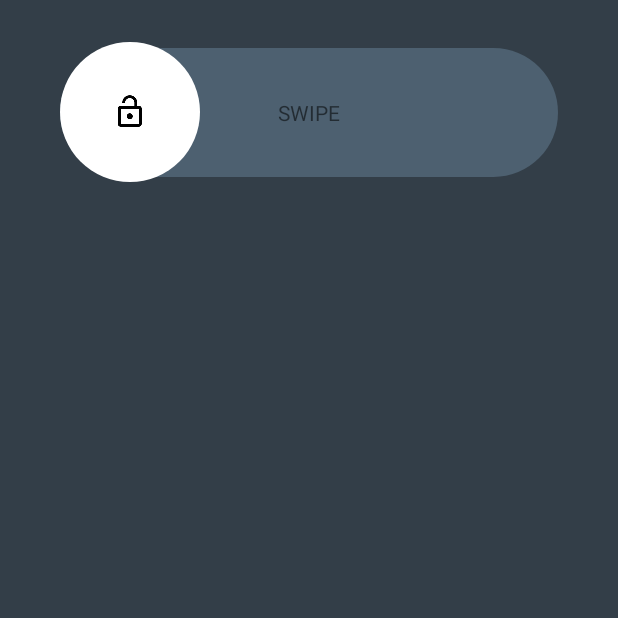
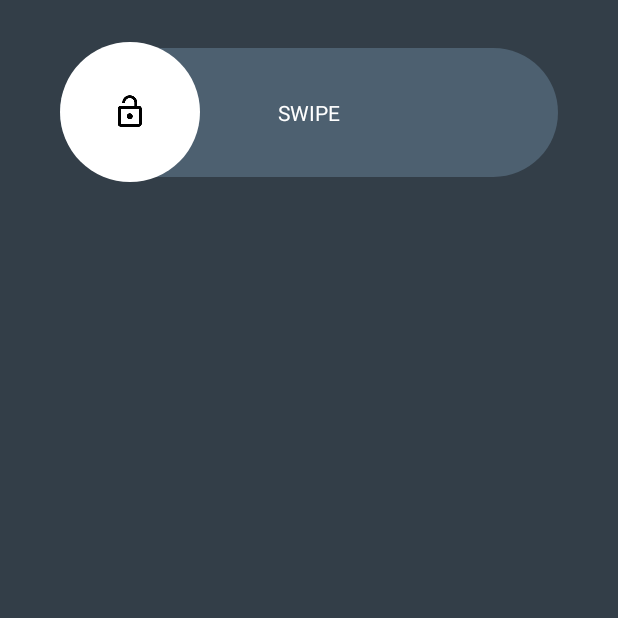
Before and after one commit to ebanx/swipe-button, an Android app: the screen it shows after launch (MainActivity), on a phone screen of 412 x 824 dp, the top half of it. Run offline under Robolectric (Android 15) with nearby library versions, the phone set to English and light mode, and no system bars.

Commit message:
Adding customizing fields

```diff
--- a/app/src/main/res/layout/content_main.xml
+++ b/app/src/main/res/layout/content_main.xml
@@ -1,21 +1,25 @@
 <?xml version="1.0" encoding="utf-8"?>
-<LinearLayout
-    xmlns:android="http://schemas.android.com/apk/res/android"
+<LinearLayout xmlns:android="http://schemas.android.com/apk/res/android"
     xmlns:tools="http://schemas.android.com/tools"
     android:layout_width="match_parent"
     android:layout_height="match_parent"
+    xmlns:app="http://schemas.android.com/apk/res-auto"
     android:orientation="vertical"
     tools:context=".MainActivity"
     tools:showIn="@layout/activity_main"
     android:background="#333E48"
     android:padding="20dp">
 
-
     <com.ebanx.swipebtn.SwipeButton
         android:layout_width="match_parent"
         android:layout_height="110dp"
         android:layout_marginStart="20dp"
         android:layout_marginEnd="20dp"
+        app:inner_text="SWIPE"
+        app:inner_text_color="@android:color/white"
+        app:inner_text_size="14sp"
+        app:button_image_disabled="@drawable/ic_lock_open_black_24dp"
+        app:button_image_enabled="@drawable/ic_lock_outline_black_24dp"
         />
 
 </LinearLayout>
--- /dev/null
+++ b/swipe-button/src/main/java/com/ebanx/swipebtn/DimentionUtils.java
@@ -0,0 +1,16 @@
+package com.ebanx.swipebtn;
+
+import android.content.Context;
+import android.util.TypedValue;
+
+public class DimentionUtils {
+
+    public static int convertSpToPixels(float sp, Context context) {
+        int px = (int) TypedValue.applyDimension(TypedValue.COMPLEX_UNIT_SP, sp, context.getResources().getDisplayMetrics());
+        return px;
+    }
+
+    public static float converPixelsToSp(float px, Context context) {
+        return px / context.getResources().getDisplayMetrics().scaledDensity;
+    }
+}
--- a/swipe-button/src/main/java/com/ebanx/swipebtn/SwipeButton.java
+++ b/swipe-button/src/main/java/com/ebanx/swipebtn/SwipeButton.java
@@ -6,7 +6,10 @@ import android.animation.AnimatorSet;
 import android.animation.ObjectAnimator;
 import android.animation.ValueAnimator;
 import android.content.Context;
+import android.content.res.TypedArray;
 import android.graphics.Canvas;
+import android.graphics.Color;
+import android.graphics.drawable.Drawable;
 import android.support.v4.content.ContextCompat;
 import android.util.AttributeSet;
 import android.util.Log;
@@ -33,34 +36,34 @@ public class SwipeButton extends RelativeLayout {
     private int initialButtonWidth;
     private TextView centerText;
 
-    private boolean first = true;
+    private Drawable disabledDrawable;
+    private Drawable enabledDrawable;
 
     public SwipeButton(Context context) {
         super(context);
 
-        init(context);
+        init(context, null, -1, -1);
     }
 
     public SwipeButton(Context context, AttributeSet attrs) {
         super(context, attrs);
 
-        init(context);
+        init(context, attrs, -1, -1);
     }
 
     public SwipeButton(Context context, AttributeSet attrs, int defStyleAttr) {
         super(context, attrs, defStyleAttr);
 
-        init(context);
+        init(context, attrs, defStyleAttr, -1);
     }
 
     public SwipeButton(Context context, AttributeSet attrs, int defStyleAttr, int defStyleRes) {
         super(context, attrs, defStyleAttr, defStyleRes);
 
-        init(context);
+        init(context, attrs, defStyleAttr, defStyleRes);
     }
 
-
-    private void init(Context context){
+    private void init(Context context, AttributeSet attrs, int defStyleAttr, int defStyleRes){
         RelativeLayout view = new RelativeLayout(context);
         view.setBackground(ContextCompat.getDrawable(context, R.drawable.shape_rounded));
 
@@ -74,7 +77,6 @@ public class SwipeButton extends RelativeLayout {
 
         final TextView centerText = new TextView(context);
         this.centerText = centerText;
-        centerText.setText("SWIPE");
         centerText.setGravity(Gravity.CENTER);
         centerText.setPadding(0, 50, 0, 50);
 
@@ -89,8 +91,6 @@ public class SwipeButton extends RelativeLayout {
 
         final ImageView swipeButton = new ImageView(context);
 
-        swipeButton.setImageDrawable(ContextCompat.getDrawable(getContext(), R.drawable.ic_lock_open_black_24dp));
-
         swipeButton.setBackground(ContextCompat.getDrawable(context, R.drawable.shape_button));
         swipeButton.setPadding(52, 52, 52, 52);
         swipeButton.setClickable(false);
@@ -104,10 +104,38 @@ public class SwipeButton extends RelativeLayout {
         layoutParamsButton.addRule(RelativeLayout.ALIGN_PARENT_LEFT, RelativeLayout.TRUE);
         layoutParamsButton.addRule(RelativeLayout.CENTER_VERTICAL, RelativeLayout.TRUE);
 
-
         addView(swipeButton, layoutParamsButton);
 
-        setOnTouchListener(new OnTouchListener() {
+        if (attrs != null && defStyleAttr == -1 && defStyleRes == -1) {
+            TypedArray typedArray = context.obtainStyledAttributes(attrs, R.styleable.SwipeButton,
+                    defStyleAttr, defStyleRes);
+
+            centerText.setText(typedArray.getText(R.styleable.SwipeButton_inner_text));
+            centerText.setTextColor(typedArray.getColor(R.styleable.SwipeButton_inner_text_color,
+                    Color.WHITE));
+
+            float textSize = DimentionUtils.converPixelsToSp(
+                    typedArray.getDimension(R.styleable.SwipeButton_inner_text_size, 0), context);
+
+            if (textSize != 0) {
+                centerText.setTextSize(textSize);
+            } else {
+                centerText.setTextSize(12);
+            }
+
+            disabledDrawable = typedArray.getDrawable(R.styleable.SwipeButton_button_image_disabled);
+            enabledDrawable = typedArray.getDrawable(R.styleable.SwipeButton_button_image_enabled);
+
+            swipeButton.setImageDrawable(disabledDrawable);
+
+            typedArray.recycle();
+        }
+
+        setOnTouchListener(getButtonTouchListener());
+    }
+
+    private OnTouchListener getButtonTouchListener() {
+        return new OnTouchListener() {
             @Override
             public boolean onTouch(View v, MotionEvent event) {
                 switch (event.getAction()) {
@@ -127,7 +155,7 @@ public class SwipeButton extends RelativeLayout {
                             swipeButton.setX(event.getX() - swipeButton.getWidth() / 2);
                         }
 
-                        centerText.setAlpha(1 - 1.3f*(swipeButton.getX() + swipeButton.getWidth()) / getWidth());
+                        centerText.setAlpha(1 - 1.3f * (swipeButton.getX() + swipeButton.getWidth()) / getWidth());
 
                         return true;
                     }
@@ -150,10 +178,8 @@ public class SwipeButton extends RelativeLayout {
 
                 return false;
             }
-        });
+        };
     }
-
-
 
     @Override
     protected void onDraw(Canvas canvas) {
@@ -193,8 +219,7 @@ public class SwipeButton extends RelativeLayout {
                 super.onAnimationEnd(animation);
 
                 isActive = true;
-                swipeButton.setImageDrawable(ContextCompat.getDrawable(
-                        getContext(), R.drawable.ic_lock_outline_black_24dp));
+                swipeButton.setImageDrawable(enabledDrawable);
 
             }
         });
@@ -244,8 +269,7 @@ public class SwipeButton extends RelativeLayout {
             public void onAnimationEnd(Animator animation) {
                 super.onAnimationEnd(animation);
                 isActive = false;
-                swipeButton.setImageDrawable(
-                        ContextCompat.getDrawable(getContext(), R.drawable.ic_lock_open_black_24dp));
+                swipeButton.setImageDrawable(disabledDrawable);
             }
         });
 
@@ -256,8 +280,4 @@ public class SwipeButton extends RelativeLayout {
         animatorSet.playTogether(objectAnimator, widthAnimator);
         animatorSet.start();
     }
-
-
-
-
 }
```
Also changed, not shown: swipe-button/src/main/res/values/attrs.xml (added, +10 -0 lines).
